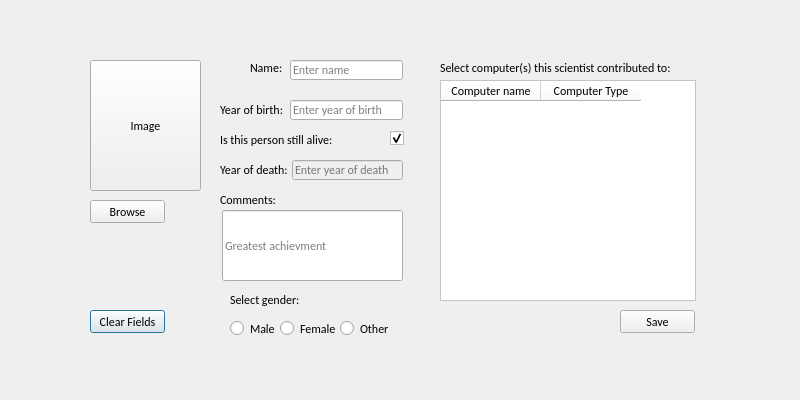
Hopur21/Hopur21, file Hopur21Verkefni/MyComputerScienceList/ui/addcomputerscientist.ui: the form before one commit.
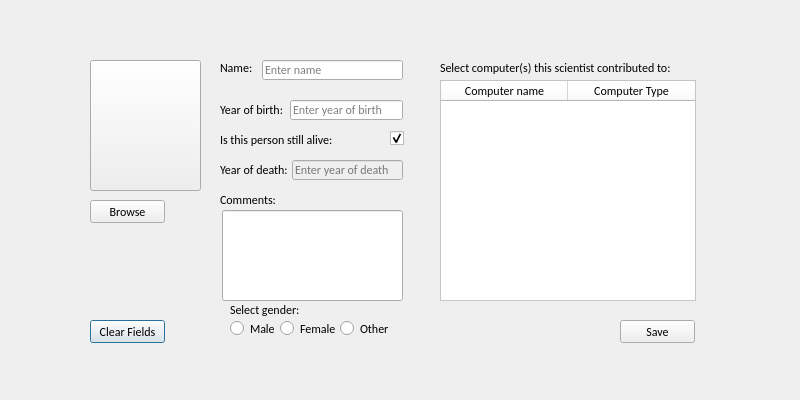
The form after the commit. Icons and pictures are not drawn.

Patch:
```diff
--- a/Hopur21Verkefni/MyComputerScienceList/ui/addcomputerscientist.ui
+++ b/Hopur21Verkefni/MyComputerScienceList/ui/addcomputerscientist.ui
@@ -42,7 +42,7 @@
     <property name="geometry">
      <rect>
       <x>90</x>
-      <y>310</y>
+      <y>320</y>
       <width>75</width>
       <height>23</height>
      </rect>
@@ -110,7 +110,17 @@
      </font>
     </property>
     <property name="text">
-     <string>Image</string>
+     <string/>
+    </property>
+    <property name="icon">
+     <iconset resource="../resources.qrc">
+      <normaloff>:/icons/icons/image_person.png</normaloff>:/icons/icons/image_person.png</iconset>
+    </property>
+    <property name="iconSize">
+     <size>
+      <width>100</width>
+      <height>150</height>
+     </size>
     </property>
    </widget>
    <widget class="QLineEdit" name="lineEdit_Addscientist_comment">
@@ -119,7 +129,7 @@
       <x>222</x>
       <y>210</y>
       <width>181</width>
-      <height>71</height>
+      <height>91</height>
      </rect>
     </property>
     <property name="font">
@@ -128,7 +138,7 @@
      </font>
     </property>
     <property name="placeholderText">
-     <string>Greatest achievment</string>
+     <string/>
     </property>
    </widget>
    <widget class="QCheckBox" name="checkBox_Addscientist_isPersonAlive">
@@ -208,7 +218,7 @@
     <property name="geometry">
      <rect>
       <x>620</x>
-      <y>310</y>
+      <y>320</y>
       <width>75</width>
       <height>23</height>
      </rect>
@@ -225,9 +235,9 @@
    <widget class="QLineEdit" name="lineEdit_Addscientist_name">
     <property name="geometry">
      <rect>
-      <x>290</x>
+      <x>262</x>
       <y>60</y>
-      <width>113</width>
+      <width>141</width>
       <height>20</height>
      </rect>
     </property>
@@ -257,6 +267,9 @@
     <property name="styleSheet">
      <string notr="true">background-color: rgb(255, 255, 255);</string>
     </property>
+    <attribute name="horizontalHeaderDefaultSectionSize">
+     <number>127</number>
+    </attribute>
     <column>
      <property name="text">
       <string>Computer name</string>
@@ -289,7 +302,7 @@
    <widget class="QLabel" name="label_nameOfScientist">
     <property name="geometry">
      <rect>
-      <x>250</x>
+      <x>220</x>
       <y>60</y>
       <width>41</width>
       <height>16</height>
@@ -380,7 +393,7 @@
     <property name="geometry">
      <rect>
       <x>230</x>
-      <y>290</y>
+      <y>300</y>
       <width>121</width>
       <height>20</height>
      </rect>
```
